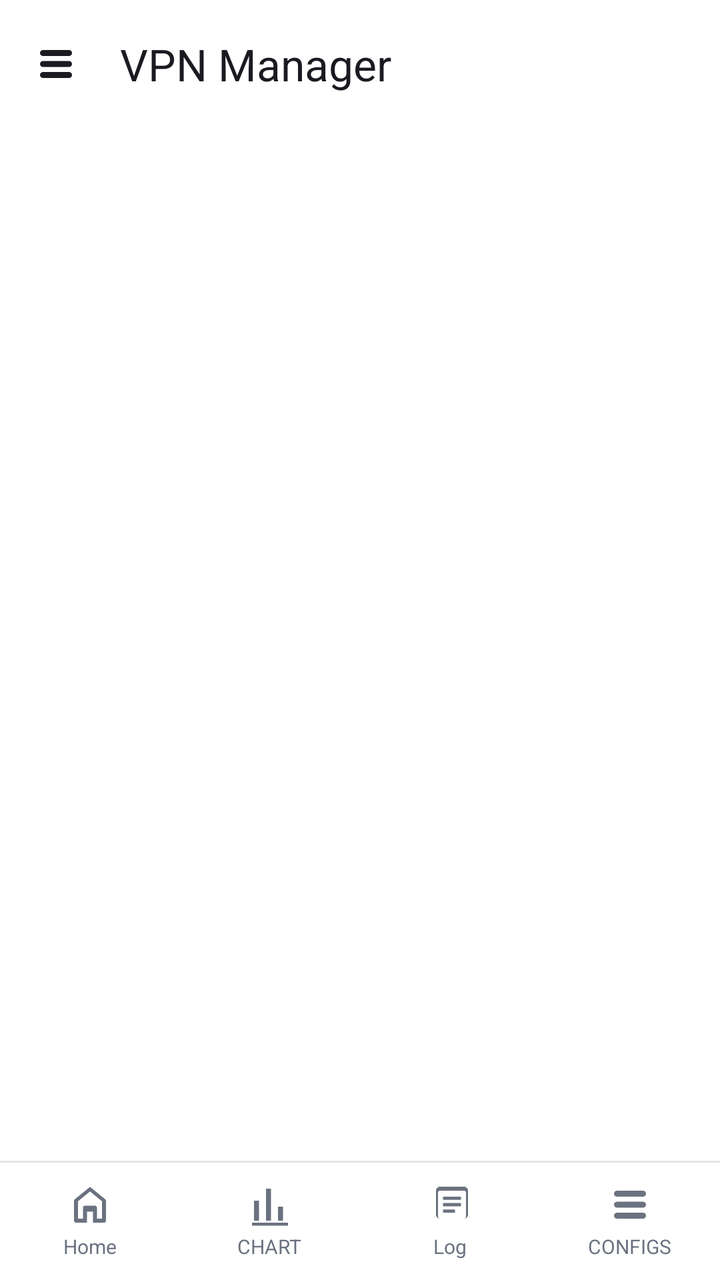
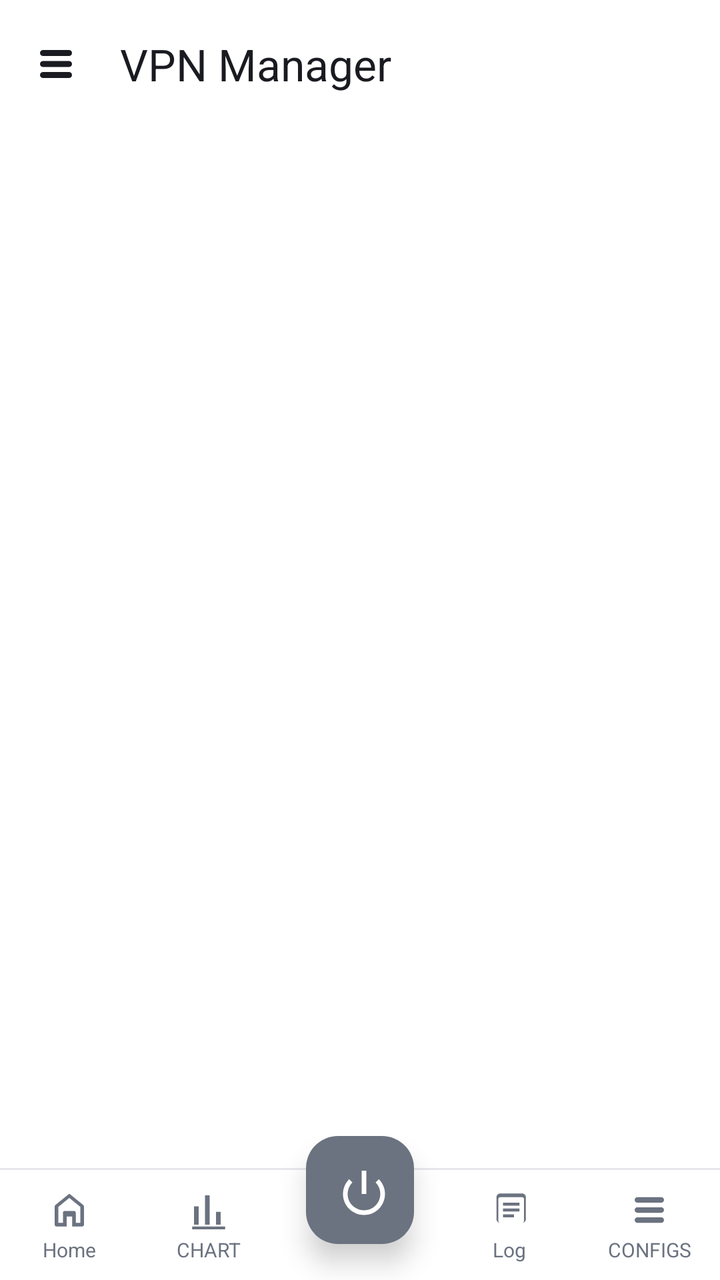

Compare the two renders of this Android layout. The source of the first and the diff that turns it into the second are given below.
<!-- AndroidManifest.xml: application theme Theme.MyApp -->
<!-- res/layout/activity_connection.xml -->
<?xml version="1.0" encoding="utf-8"?>
<androidx.drawerlayout.widget.DrawerLayout
    xmlns:android="http://schemas.android.com/apk/res/android"
    xmlns:app="http://schemas.android.com/apk/res-auto"
    android:id="@+id/drawerLayout"
    android:layout_width="match_parent"
    android:layout_height="match_parent">

    
    <LinearLayout
        android:layout_width="match_parent"
        android:layout_height="match_parent"
        android:background="@color/window_background"
        android:orientation="vertical">

        
        <com.google.android.material.appbar.AppBarLayout
            android:layout_width="match_parent"
            android:layout_height="wrap_content"
            android:background="@color/window_background"
            app:elevation="0dp">

            <com.google.android.material.appbar.MaterialToolbar
                android:id="@+id/toolbar"
                android:layout_width="match_parent"
                android:layout_height="?attr/actionBarSize"
                android:background="@color/window_background"
                app:navigationIcon="@drawable/ic_nav_configs"
                app:navigationIconTint="@color/toolbar_icon"
                app:title="VPN Manager"
                app:titleTextColor="@color/toolbar_title" />
        </com.google.android.material.appbar.AppBarLayout>

        
        <com.google.android.material.tabs.TabLayout
            android:id="@+id/tabLayout"
            android:layout_width="match_parent"
            android:layout_height="wrap_content"
            android:background="@color/window_background"
            app:tabGravity="fill"
            app:tabMode="fixed"
            app:tabIndicatorColor="@color/accent_green"
            app:tabIndicatorFullWidth="false"
            app:tabIndicatorHeight="2dp"
            app:tabSelectedTextColor="@color/accent_green"
            app:tabTextColor="@color/tab_unselected"
            app:tabRippleColor="@color/accent_green" />

        
        <androidx.viewpager2.widget.ViewPager2
            android:id="@+id/viewPager"
            android:layout_width="match_parent"
            android:layout_height="0dp"
            android:layout_weight="1" />

                
        <LinearLayout
            android:layout_width="match_parent"
            android:layout_height="wrap_content"
            android:background="@drawable/bg_bottom_nav"
            android:orientation="horizontal"
            android:paddingTop="10dp"
            android:paddingBottom="10dp">

            
            <LinearLayout
                android:id="@+id/actionHome"
                android:layout_width="0dp"
                android:layout_height="wrap_content"
                android:layout_weight="1"
                android:background="?attr/selectableItemBackground"
                android:clickable="true"
                android:focusable="true"
                android:gravity="center"
                android:orientation="vertical">

                <ImageView
                    android:layout_width="24dp"
                    android:layout_height="24dp"
                    android:src="@drawable/ic_nav_home"
                    app:tint="@color/bottom_nav_icon" />

                <TextView
                    android:layout_width="wrap_content"
                    android:layout_height="wrap_content"
                    android:layout_marginTop="2dp"
                    android:text="Home"
                    android:textColor="@color/bottom_nav_icon"
                    android:textSize="10sp" />
            </LinearLayout>

            
            <LinearLayout
                android:id="@+id/actionChart"
                android:layout_width="0dp"
                android:layout_height="wrap_content"
                android:layout_weight="1"
                android:background="?attr/selectableItemBackground"
                android:clickable="true"
                android:focusable="true"
                android:gravity="center"
                android:orientation="vertical">

                <ImageView
                    android:layout_width="24dp"
                    android:layout_height="24dp"
                    android:src="@drawable/ic_nav_chart"
                    app:tint="@color/bottom_nav_icon" />

                <TextView
                    android:layout_width="wrap_content"
                    android:layout_height="wrap_content"
                    android:layout_marginTop="2dp"
                    android:text="CHART"
                    android:textColor="@color/bottom_nav_icon"
                    android:textSize="10sp" />
            </LinearLayout>

            <LinearLayout
                android:id="@+id/actionLog"
                android:layout_width="0dp"
                android:layout_height="wrap_content"
                android:layout_weight="1"
                android:background="?attr/selectableItemBackground"
                android:clickable="true"
                android:focusable="true"
                android:gravity="center"
                android:orientation="vertical">

                <ImageView
                    android:layout_width="24dp"
                    android:layout_height="24dp"
                    android:src="@drawable/ic_nav_log"
                    app:tint="@color/bottom_nav_icon" />

                <TextView
                    android:layout_width="wrap_content"
                    android:layout_height="wrap_content"
                    android:layout_marginTop="2dp"
                    android:text="Log"
                    android:textColor="@color/bottom_nav_icon"
                    android:textSize="10sp" />
            </LinearLayout>

            <LinearLayout
                android:id="@+id/actionAdd"
                android:layout_width="0dp"
                android:layout_height="wrap_content"
                android:layout_weight="1"
                android:background="?attr/selectableItemBackground"
                android:clickable="true"
                android:focusable="true"
                android:gravity="center"
                android:orientation="vertical">

                <ImageView
                    android:layout_width="24dp"
                    android:layout_height="24dp"
                    android:src="@drawable/ic_nav_configs"
                    app:tint="@color/bottom_nav_icon" />

                <TextView
                    android:layout_width="wrap_content"
                    android:layout_height="wrap_content"
                    android:layout_marginTop="2dp"
                    android:text="CONFIGS"
                    android:textColor="@color/bottom_nav_icon"
                    android:textSize="10sp" />
            </LinearLayout>
        </LinearLayout>
    </LinearLayout>

    
    <com.google.android.material.navigation.NavigationView
        android:id="@+id/navView"
        android:layout_width="280dp"
        android:layout_height="match_parent"
        android:layout_gravity="start"
        android:background="@color/drawer_background"
        app:headerLayout="@layout/nav_header_connection"
        app:itemIconTint="@color/drawer_item"
        app:itemTextColor="@color/drawer_item"
        app:menu="@menu/menu_drawer_connection" />

</androidx.drawerlayout.widget.DrawerLayout>
<!-- res/layout/nav_header_connection.xml (included above) -->
<?xml version="1.0" encoding="utf-8"?>
<LinearLayout xmlns:android="http://schemas.android.com/apk/res/android"
    xmlns:app="http://schemas.android.com/apk/res-auto"
    android:layout_width="match_parent"
    android:layout_height="180dp"
    android:background="#1F2733"
    android:gravity="bottom"
    android:orientation="vertical"
    android:padding="20dp">

    <ImageView
        android:layout_width="56dp"
        android:layout_height="56dp"
        android:background="@drawable/bg_circle"
        android:padding="10dp"
        android:src="@drawable/ic_vpn"
        app:tint="#00E676" />

    <TextView
        android:layout_width="wrap_content"
        android:layout_height="wrap_content"
        android:layout_marginTop="12dp"
        android:text="Tunnel Mate"
        android:textColor="#FFFFFF"
        android:textSize="20sp"
        android:textStyle="bold" />

    <TextView
        android:id="@+id/navSubtitle"
        android:layout_width="wrap_content"
        android:layout_height="wrap_content"
        android:layout_marginTop="2dp"
        android:text="จัดการ VPN ทั้งหมด"
        android:textColor="#B0BEC5"
        android:textSize="13sp" />
</LinearLayout>
<!-- resources referenced by this layout -->
<resources>
  <color name="accent_green">#00A854</color>
  <color name="bottom_nav_icon">#6B7280</color>
  <color name="drawer_background">#FFFFFF</color>
  <color name="drawer_item">#1A1B21</color>
  <color name="tab_unselected">#9CA3AF</color>
  <color name="toolbar_icon">#1A1B21</color>
  <color name="toolbar_title">#1A1B21</color>
  <color name="window_background">#FFFFFF</color>
  <!-- drawable bg_bottom_nav (drawable) -->
  <?xml version="1.0" encoding="utf-8"?>
  <layer-list xmlns:android="http://schemas.android.com/apk/res/android">
      <item>
          <shape android:shape="rectangle">
              <solid android:color="@color/bottom_nav_background" />
          </shape>
      </item>
      
      <item android:height="1dp" android:gravity="top">
          <shape android:shape="rectangle">
              <solid android:color="@color/divider" />
          </shape>
      </item>
  </layer-list>
  <!-- drawable bg_circle (drawable) -->
  <?xml version="1.0" encoding="utf-8"?>
  <shape xmlns:android="http://schemas.android.com/apk/res/android"
      android:shape="oval">
      <solid android:color="#1A2230" />
      <stroke
          android:width="1dp"
          android:color="#253044" />
  </shape>
  <!-- drawable ic_nav_chart (drawable) -->
  <?xml version="1.0" encoding="utf-8"?>
  <vector xmlns:android="http://schemas.android.com/apk/res/android"
      android:width="24dp"
      android:height="24dp"
      android:viewportWidth="24"
      android:viewportHeight="24">
      <path
          android:fillColor="#FFFFFF"
          android:pathData="M4,20h2.5V10H4V20zM10,20h2.5V4H10V20zM16,20h2.5v-7H16V20zM3,21h18v1.5H3V21z"/>
  </vector>
  <!-- drawable ic_nav_home (drawable) -->
  <?xml version="1.0" encoding="utf-8"?>
  <vector xmlns:android="http://schemas.android.com/apk/res/android"
      android:width="24dp"
      android:height="24dp"
      android:viewportWidth="24"
      android:viewportHeight="24">
      <path
          android:fillColor="#FFFFFF"
          android:pathData="M12,3.1L4.5,9.2c-0.3,0.25 -0.5,0.63 -0.5,1.03V20c0,0.55 0.45,1 1,1h5.5v-5.5h3V21H19c0.55,0 1,-0.45 1,-1v-9.77c0,-0.4 -0.2,-0.78 -0.5,-1.03L12,3.1zM12,5.4l6,4.9V19h-2.5v-5.5c0,-0.55 -0.45,-1 -1,-1h-5c-0.55,0 -1,0.45 -1,1V19H6v-8.7l6,-4.9z"/>
  </vector>
  <!-- drawable ic_vpn (drawable) -->
  <?xml version="1.0" encoding="utf-8"?>
  <vector xmlns:android="http://schemas.android.com/apk/res/android"
      android:width="24dp"
      android:height="24dp"
      android:viewportWidth="24"
      android:viewportHeight="24">
      
      <path
          android:fillColor="#00E676"
          android:pathData="M12,1 L4,4 L4,11 C4,16.55 7.41,21.74 12,23 C16.59,21.74 20,16.55 20,11 L20,4 Z" />
      
      <path
          android:fillColor="#0D1117"
          android:pathData="M10.5,14.5 L8,12 L6.5,13.5 L10.5,17.5 L17.5,10.5 L16,9 Z" />
  </vector>
  <color name="bottom_nav_background">#FFFFFF</color>
  <color name="divider">#E5E7EB</color>
  <color name="md_theme_primary_container">#E0E0FF</color>
  <color name="md_theme_on_primary_container">#12134A</color>
  <color name="md_theme_secondary">#5A5D72</color>
  <color name="md_theme_on_secondary">#FFFFFF</color>
  <color name="md_theme_secondary_container">#DFE1F9</color>
  <color name="md_theme_on_secondary_container">#171B2C</color>
  <color name="md_theme_tertiary">#006B5F</color>
  <color name="md_theme_on_tertiary">#FFFFFF</color>
  <color name="md_theme_error">#BA1A1A</color>
  <color name="md_theme_on_error">#FFFFFF</color>
  <color name="text_primary">#1A1B21</color>
  <color name="card_background">#FFFFFF</color>
  <color name="md_theme_surface_variant">#E3E1EC</color>
  <color name="text_secondary">#6B7280</color>
  <color name="status_bar">#FFFFFF</color>
  <!-- unchanged entries left out for length: 3 -->
</resources>

<!-- the commit's change to res/layout/activity_connection.xml (unified diff, before → after) -->
@@ -53,121 +53,151 @@
             android:layout_height="0dp"
             android:layout_weight="1" />
 
-                
-        <LinearLayout
-            android:layout_width="match_parent"
-            android:layout_height="wrap_content"
-            android:background="@drawable/bg_bottom_nav"
-            android:orientation="horizontal"
-            android:paddingTop="10dp"
-            android:paddingBottom="10dp">
+        
+        <FrameLayout
+            android:layout_width="match_parent"
+            android:layout_height="72dp"
+            android:background="@color/bottom_nav_background">
 
             
             <LinearLayout
-                android:id="@+id/actionHome"
-                android:layout_width="0dp"
+                android:layout_width="match_parent"
+                android:layout_height="56dp"
+                android:layout_gravity="bottom"
+                android:background="@drawable/bg_bottom_nav"
+                android:gravity="center_vertical"
+                android:orientation="horizontal"
+                android:paddingTop="6dp"
+                android:paddingBottom="4dp">
+
+                <LinearLayout
+                    android:id="@+id/actionHome"
+                    android:layout_width="0dp"
+                    android:layout_height="match_parent"
+                    android:layout_weight="1"
+                    android:background="?attr/selectableItemBackground"
+                    android:clickable="true"
+                    android:focusable="true"
+                    android:gravity="center"
+                    android:orientation="vertical">
+
+                    <ImageView
+                        android:layout_width="22dp"
+                        android:layout_height="22dp"
+                        android:src="@drawable/ic_nav_home"
+                        app:tint="@color/bottom_nav_icon" />
+
+                    <TextView
+                        android:layout_width="wrap_content"
+                        android:layout_height="wrap_content"
+                        android:layout_marginTop="2dp"
+                        android:text="Home"
+                        android:textColor="@color/bottom_nav_icon"
+                        android:textSize="10sp" />
+                </LinearLayout>
+
+                <LinearLayout
+                    android:id="@+id/actionChart"
+                    android:layout_width="0dp"
+                    android:layout_height="match_parent"
+                    android:layout_weight="1"
+                    android:background="?attr/selectableItemBackground"
+                    android:clickable="true"
+                    android:focusable="true"
+                    android:gravity="center"
+                    android:orientation="vertical">
+
+                    <ImageView
+                        android:layout_width="22dp"
+                        android:layout_height="22dp"
+                        android:src="@drawable/ic_nav_chart"
+                        app:tint="@color/bottom_nav_icon" />
+
+                    <TextView
+                        android:layout_width="wrap_content"
+                        android:layout_height="wrap_content"
+                        android:layout_marginTop="2dp"
+                        android:text="CHART"
+                        android:textColor="@color/bottom_nav_icon"
+                        android:textSize="10sp" />
+                </LinearLayout>
+
+                
+                <View
+                    android:layout_width="0dp"
+                    android:layout_height="1dp"
+                    android:layout_weight="1.15" />
+
+                <LinearLayout
+                    android:id="@+id/actionLog"
+                    android:layout_width="0dp"
+                    android:layout_height="match_parent"
+                    android:layout_weight="1"
+                    android:background="?attr/selectableItemBackground"
+                    android:clickable="true"
+                    android:focusable="true"
+                    android:gravity="center"
+                    android:orientation="vertical">
+
+                    <ImageView
+                        android:layout_width="22dp"
+                        android:layout_height="22dp"
+                        android:src="@drawable/ic_nav_log"
+                        app:tint="@color/bottom_nav_icon" />
+
+                    <TextView
+                        android:layout_width="wrap_content"
+                        android:layout_height="wrap_content"
+                        android:layout_marginTop="2dp"
+                        android:text="Log"
+                        android:textColor="@color/bottom_nav_icon"
+                        android:textSize="10sp" />
+                </LinearLayout>
+
+                <LinearLayout
+                    android:id="@+id/actionAdd"
+                    android:layout_width="0dp"
+                    android:layout_height="match_parent"
+                    android:layout_weight="1"
+                    android:background="?attr/selectableItemBackground"
+                    android:clickable="true"
+                    android:focusable="true"
+                    android:gravity="center"
+                    android:orientation="vertical">
+
+                    <ImageView
+                        android:layout_width="22dp"
+                        android:layout_height="22dp"
+                        android:src="@drawable/ic_nav_configs"
+                        app:tint="@color/bottom_nav_icon" />
+
+                    <TextView
+                        android:layout_width="wrap_content"
+                        android:layout_height="wrap_content"
+                        android:layout_marginTop="2dp"
+                        android:text="CONFIGS"
+                        android:textColor="@color/bottom_nav_icon"
+                        android:textSize="10sp" />
+                </LinearLayout>
+            </LinearLayout>
+
+            
+            <com.google.android.material.floatingactionbutton.FloatingActionButton
+                android:id="@+id/fabConnect"
+                android:layout_width="wrap_content"
                 android:layout_height="wrap_content"
-                android:layout_weight="1"
-                android:background="?attr/selectableItemBackground"
-                android:clickable="true"
-                android:focusable="true"
-                android:gravity="center"
-                android:orientation="vertical">
-
-                <ImageView
-                    android:layout_width="24dp"
-                    android:layout_height="24dp"
-                    android:src="@drawable/ic_nav_home"
-                    app:tint="@color/bottom_nav_icon" />
-
-                <TextView
-                    android:layout_width="wrap_content"
-                    android:layout_height="wrap_content"
-                    android:layout_marginTop="2dp"
-                    android:text="Home"
-                    android:textColor="@color/bottom_nav_icon"
-                    android:textSize="10sp" />
-            </LinearLayout>
-
-            
-            <LinearLayout
-                android:id="@+id/actionChart"
-                android:layout_width="0dp"
-                android:layout_height="wrap_content"
-                android:layout_weight="1"
-                android:background="?attr/selectableItemBackground"
-                android:clickable="true"
-                android:focusable="true"
-                android:gravity="center"
-                android:orientation="vertical">
-
-                <ImageView
-                    android:layout_width="24dp"
-                    android:layout_height="24dp"
-                    android:src="@drawable/ic_nav_chart"
-                    app:tint="@color/bottom_nav_icon" />
-
-                <TextView
-                    android:layout_width="wrap_content"
-                    android:layout_height="wrap_content"
-                    android:layout_marginTop="2dp"
-                    android:text="CHART"
-                    android:textColor="@color/bottom_nav_icon"
-                    android:textSize="10sp" />
-            </LinearLayout>
-
-            <LinearLayout
-                android:id="@+id/actionLog"
-                android:layout_width="0dp"
-                android:layout_height="wrap_content"
-                android:layout_weight="1"
-                android:background="?attr/selectableItemBackground"
-                android:clickable="true"
-                android:focusable="true"
-                android:gravity="center"
-                android:orientation="vertical">
-
-                <ImageView
-                    android:layout_width="24dp"
-                    android:layout_height="24dp"
-                    android:src="@drawable/ic_nav_log"
-                    app:tint="@color/bottom_nav_icon" />
-
-                <TextView
-                    android:layout_width="wrap_content"
-                    android:layout_height="wrap_content"
-                    android:layout_marginTop="2dp"
-                    android:text="Log"
-                    android:textColor="@color/bottom_nav_icon"
-                    android:textSize="10sp" />
-            </LinearLayout>
-
-            <LinearLayout
-                android:id="@+id/actionAdd"
-                android:layout_width="0dp"
-                android:layout_height="wrap_content"
-                android:layout_weight="1"
-                android:background="?attr/selectableItemBackground"
-                android:clickable="true"
-                android:focusable="true"
-                android:gravity="center"
-                android:orientation="vertical">
-
-                <ImageView
-                    android:layout_width="24dp"
-                    android:layout_height="24dp"
-                    android:src="@drawable/ic_nav_configs"
-                    app:tint="@color/bottom_nav_icon" />
-
-                <TextView
-                    android:layout_width="wrap_content"
-                    android:layout_height="wrap_content"
-                    android:layout_marginTop="2dp"
-                    android:text="CONFIGS"
-                    android:textColor="@color/bottom_nav_icon"
-                    android:textSize="10sp" />
-            </LinearLayout>
-        </LinearLayout>
+                android:layout_gravity="center_horizontal|bottom"
+                android:layout_marginBottom="18dp"
+                android:contentDescription="เชื่อมต่อ / ตัดการเชื่อมต่อ"
+                android:src="@android:drawable/ic_lock_power_off"
+                app:backgroundTint="#6B7280"
+                app:borderWidth="0dp"
+                app:elevation="8dp"
+                app:fabCustomSize="58dp"
+                app:maxImageSize="28dp"
+                app:tint="#FFFFFF" />
+        </FrameLayout>
+
     </LinearLayout>
 
     
